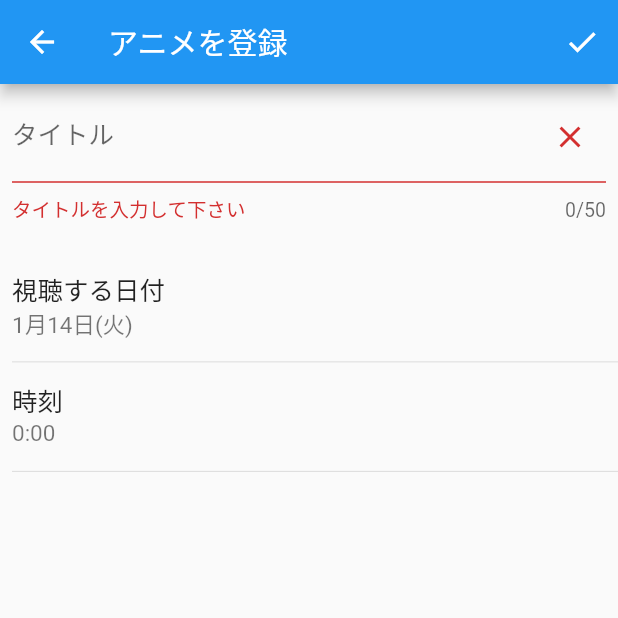
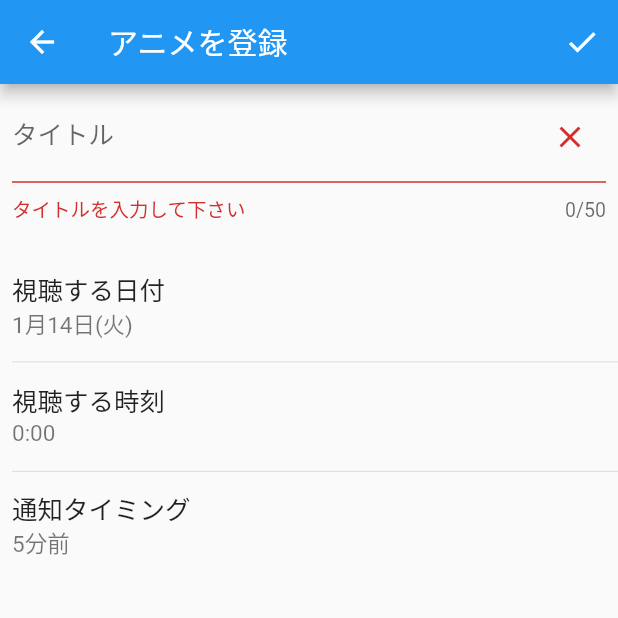
Before and after one commit to KazuyoshiHidaka/anilife-mobile, a Flutter app: the CreateAnimePage screen opened by its route, on a phone screen of 412 x 824 dp, the top half of it. Run offline on Flutter 3.47's test engine with Material 2 defaults, Android fonts, the phone set to English and light mode, and no system bars; our stand-ins replace dynamic_theme; missing offline and left inert: flutter_picker.

Commit message:
add notifyTiming Field

```diff
--- a/lib/screens/create_anime_page/create_anime.dart
+++ b/lib/screens/create_anime_page/create_anime.dart
@@ -1,4 +1,5 @@
 import 'package:anilife_mobile/screens/create_anime_page/date_picker_form_field.dart';
+import 'package:anilife_mobile/screens/create_anime_page/notify_timing_form_field.dart';
 import 'package:anilife_mobile/screens/create_anime_page/time_picker_form_field.dart';
 import 'package:anilife_mobile/screens/create_anime_page/title_form_field.dart';
 import 'package:flutter/material.dart';
@@ -57,7 +58,7 @@ class CreateAnimePage extends StatelessWidget {
               height: 1,
               indent: 8,
             ),
-            // EveryTimeFormField(),
+            NotifyTimingFormField(),
           ],
         ),
       ),
--- /dev/null
+++ b/lib/screens/create_anime_page/notify_timing_form_field.dart
@@ -0,0 +1,44 @@
+import 'package:flutter/material.dart';
+import 'package:flutter_picker/flutter_picker.dart';
+
+class NotifyTimingFormField extends StatefulWidget {
+  @override
+  _NotifyTimingFormFieldState createState() => _NotifyTimingFormFieldState();
+}
+
+class _NotifyTimingFormFieldState extends State<NotifyTimingFormField> {
+  @override
+  Widget build(BuildContext context) {
+    return FormField(
+      initialValue: 5,
+      builder: (state) {
+        return FlatButton(
+          onPressed: () {
+            Picker(
+              adapter: NumberPickerAdapter(data: [
+                NumberPickerColumn(begin: 0, end: 60, initValue: state.value),
+              ]),
+              hideHeader: true,
+              onConfirm: (picker, data) {
+                state.didChange(data.first);
+              },
+            ).showDialog(context);
+          },
+          child: ListTile(
+            title: Text(
+              "通知タイミング",
+            ),
+            subtitle: Text(
+              "${state.value}分前",
+            ),
+            contentPadding: EdgeInsets.symmetric(
+              horizontal: 8,
+              vertical: 0,
+            ),
+          ),
+          padding: EdgeInsets.all(0),
+        );
+      },
+    );
+  }
+}
--- a/lib/screens/create_anime_page/time_picker_form_field.dart
+++ b/lib/screens/create_anime_page/time_picker_form_field.dart
@@ -20,7 +20,7 @@ class TimePickerFormField extends StatelessWidget {
           },
           child: ListTile(
             title: Text(
-              "時刻",
+              "視聴する時刻",
             ),
             subtitle: Text(
               "${state.value}",
--- a/pubspec.yaml
+++ b/pubspec.yaml
@@ -25,6 +25,7 @@ dependencies:
   provider: ^4.0.0
   flutter_datetime_picker: ^1.3.2
   intl: ^0.16.0
+  flutter_picker: ^1.1.0
 
 dev_dependencies:
   flutter_test:
```
Also changed, not shown: pubspec.lock.
